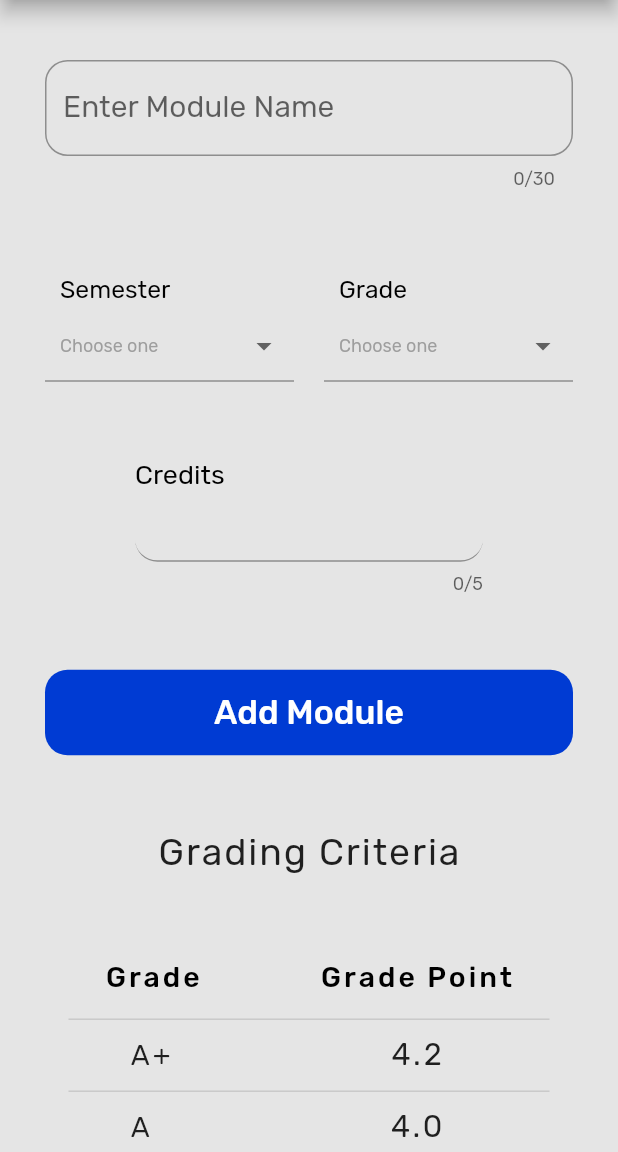
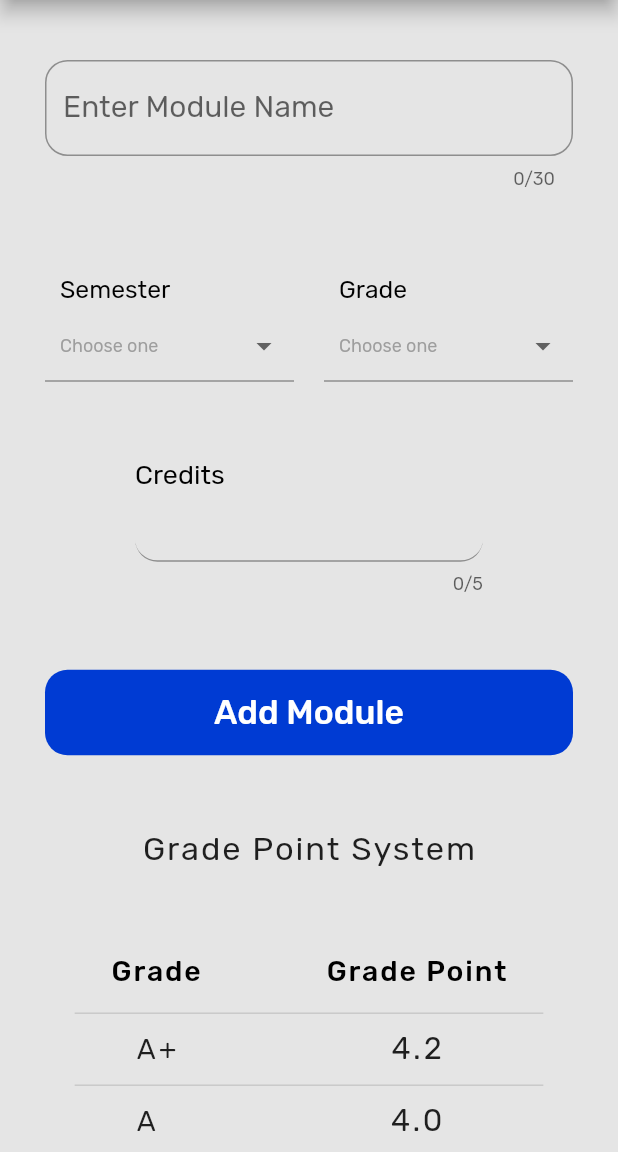
Before and after one commit to RusiruSadathana/Mora_GPA_App, a Flutter app: the AddSubjectScreen screen opened directly, on a phone screen of 412 x 824 dp, the part 84-1236 px from its top. Run offline on Flutter 3.47's test engine with Material 2 defaults, Android fonts, the phone set to English and light mode, and no system bars; our stand-ins replace animated_text_kit, flutter_staggered_animations, font_awesome_flutter, rflutter_alert, sqflite; accounts and stored records are empty.

Commit message:
Finishing Touches

```diff
--- a/lib/screens/addSubjectScreen.dart
+++ b/lib/screens/addSubjectScreen.dart
@@ -296,9 +296,9 @@ class _AddSubjectScreenState extends State<AddSubjectScreen> {
                       ),
                       Center(
                         child: Text(
-                          'Grading Criteria',
+                          'Grade Point System',
                           style: TextStyle(
-                            fontSize: 25,
+                            fontSize: ScreenSize.getMinimumSize(context) * .053,
                             letterSpacing: 1.25,
                           ),
                         ),
--- a/lib/widgets/gradingTable.dart
+++ b/lib/widgets/gradingTable.dart
@@ -15,7 +15,7 @@ class GradingTable extends StatelessWidget {
             'Grade',
             style: TextStyle(
               fontSize: ScreenSize.getMinimumSize(context) * .046,
-              letterSpacing: 2,
+              letterSpacing: 1.25,
             ),
           )),
           DataColumn(
@@ -23,7 +23,7 @@ class GradingTable extends StatelessWidget {
               'Grade Point',
               style: TextStyle(
                 fontSize: ScreenSize.getMinimumSize(context) * .046,
-                letterSpacing: 2,
+                letterSpacing: 1.25,
               ),
             ),
           ),
```
